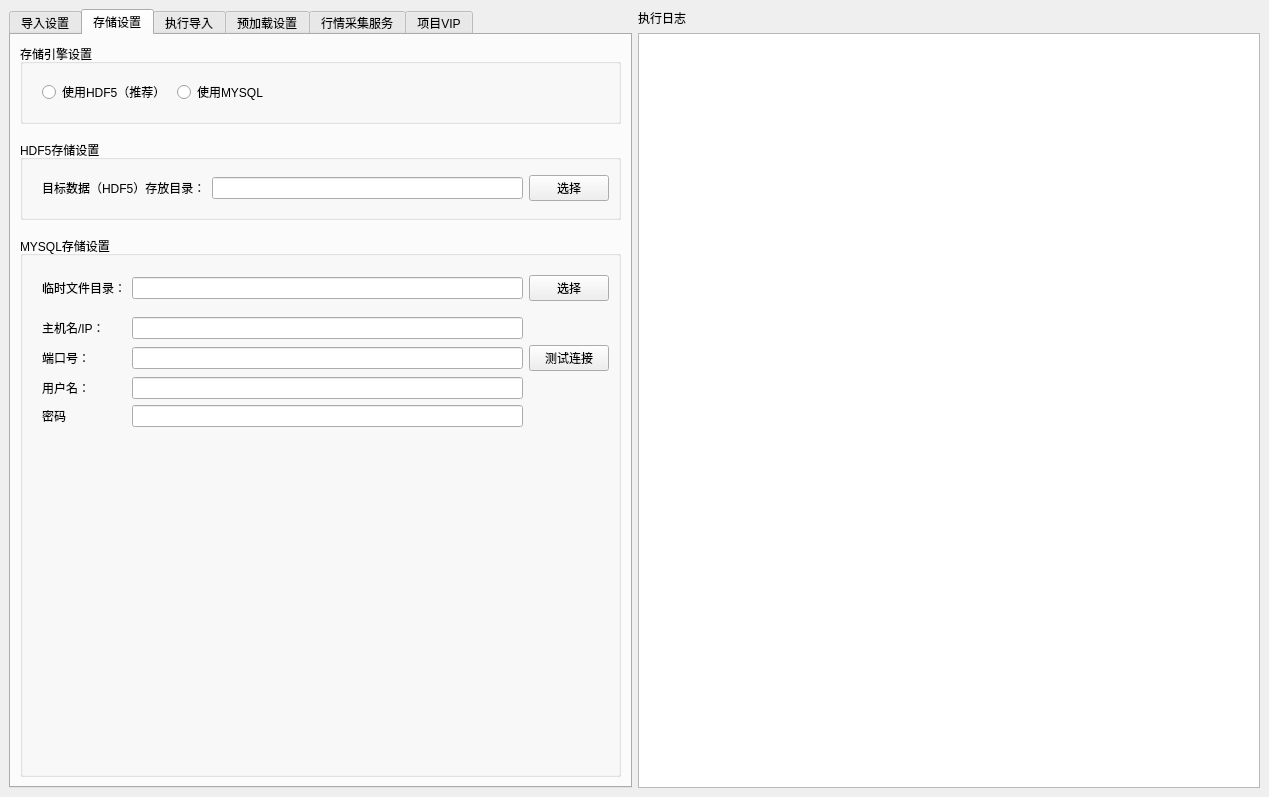
Old version of the form hikyuu/gui/data/MainWindow.ui in the repository fasiondog/hikyuu.
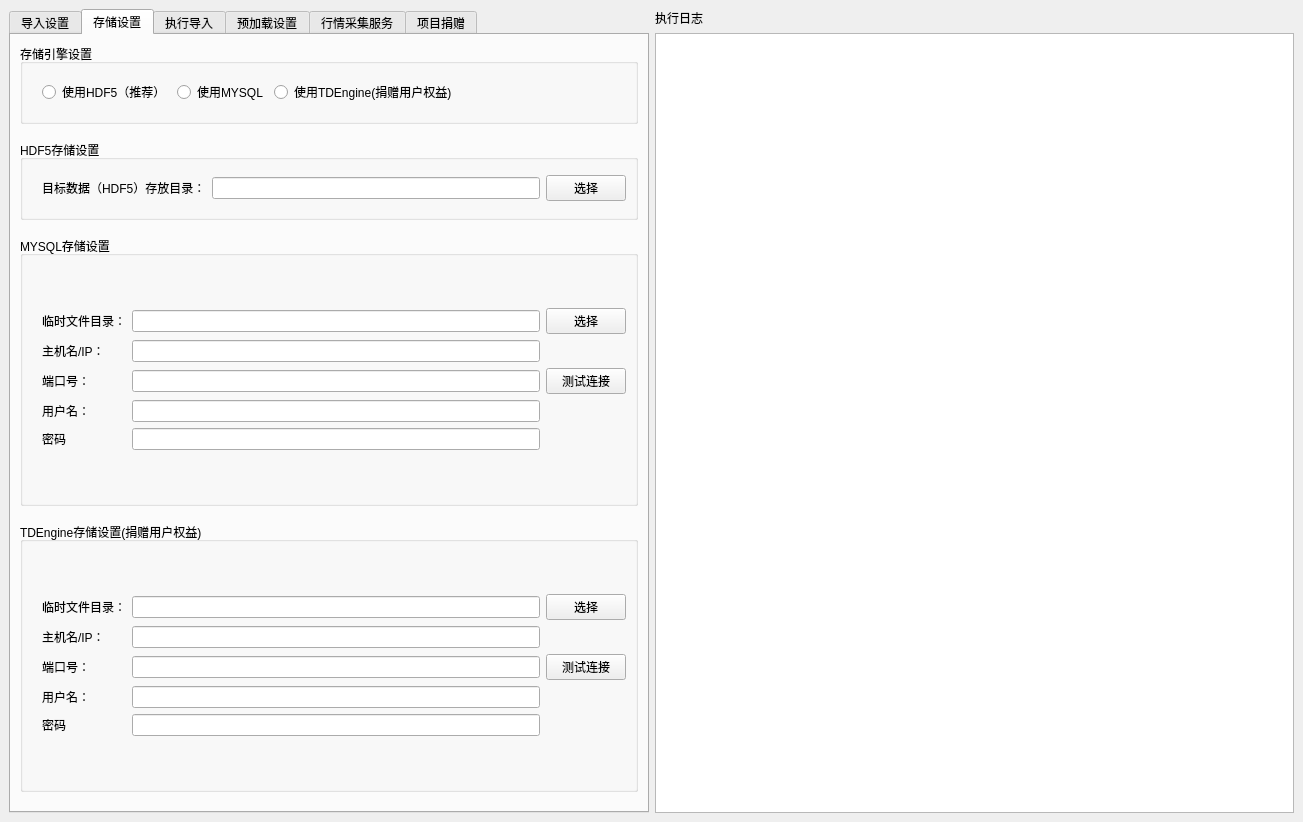
New version of the form. The open tabs and pages were chosen to show the change. Icons and pictures are not drawn.

Diff of the .ui file:
```diff
--- a/hikyuu/gui/data/MainWindow.ui
+++ b/hikyuu/gui/data/MainWindow.ui
@@ -6,8 +6,8 @@
    <rect>
     <x>0</x>
     <y>0</y>
-    <width>1269</width>
-    <height>797</height>
+    <width>1303</width>
+    <height>822</height>
    </rect>
   </property>
   <property name="windowTitle">
@@ -539,6 +539,13 @@
                </property>
               </widget>
              </item>
+             <item>
+              <widget class="QRadioButton" name="enable_taos_radioButton">
+               <property name="text">
+                <string>使用TDEngine(捐赠用户权益)</string>
+               </property>
+              </widget>
+             </item>
              <item>
               <spacer name="horizontalSpacer_10">
                <property name="orientation">
@@ -639,6 +646,12 @@
           <property name="title">
            <string>MYSQL存储设置</string>
           </property>
+          <property name="flat">
+           <bool>false</bool>
+          </property>
+          <property name="checkable">
+           <bool>false</bool>
+          </property>
           <layout class="QVBoxLayout" name="verticalLayout_8">
            <item>
             <layout class="QGridLayout" name="gridLayout_5">
@@ -651,38 +664,35 @@
              <property name="bottomMargin">
               <number>10</number>
              </property>
-             <item row="2" column="0">
-              <widget class="QLabel" name="label_18">
-               <property name="text">
-                <string>主机名/IP：</string>
-               </property>
-              </widget>
+             <item row="3" column="1">
+              <widget class="QLineEdit" name="mysql_usr_lineEdit"/>
              </item>
-             <item row="5" column="1">
-              <widget class="QLineEdit" name="mysql_pwd_lineEdit"/>
-             </item>
-             <item row="0" column="0">
-              <widget class="QLabel" name="label_20">
-               <property name="text">
-                <string>临时文件目录：</string>
-               </property>
-              </widget>
-             </item>
-             <item row="2" column="1">
-              <widget class="QLineEdit" name="mysql_ip_lineEdit"/>
-             </item>
-             <item row="4" column="0">
+             <item row="3" column="0">
               <widget class="QLabel" name="label_11">
                <property name="text">
                 <string>用户名：</string>
                </property>
               </widget>
              </item>
-             <item row="3" column="1">
+             <item row="2" column="1">
               <widget class="QLineEdit" name="mysql_port_lineEdit"/>
              </item>
-             <item row="4" column="1">
-              <widget class="QLineEdit" name="mysql_usr_lineEdit"/>
+             <item row="2" column="0">
+              <widget class="QLabel" name="label_19">
+               <property name="text">
+                <string>端口号：</string>
+               </property>
+              </widget>
+             </item>
+             <item row="1" column="1">
+              <widget class="QLineEdit" name="mysql_ip_lineEdit"/>
+             </item>
+             <item row="4" column="0">
+              <widget class="QLabel" name="label_13">
+               <property name="text">
+                <string>密码</string>
+               </property>
+              </widget>
              </item>
              <item row="0" column="1">
               <widget class="QLineEdit" name="mysql_tmpdir_lineEdit"/>
@@ -694,61 +704,153 @@
                </property>
               </widget>
              </item>
-             <item row="3" column="2">
+             <item row="2" column="2">
               <widget class="QPushButton" name="mysql_test_pushButton">
                <property name="text">
                 <string>测试连接</string>
                </property>
               </widget>
              </item>
-             <item row="3" column="0">
-              <widget class="QLabel" name="label_19">
+             <item row="0" column="0">
+              <widget class="QLabel" name="label_20">
+               <property name="text">
+                <string>临时文件目录：</string>
+               </property>
+              </widget>
+             </item>
+             <item row="1" column="0">
+              <widget class="QLabel" name="label_18">
+               <property name="text">
+                <string>主机名/IP：</string>
+               </property>
+              </widget>
+             </item>
+             <item row="4" column="1">
+              <widget class="QLineEdit" name="mysql_pwd_lineEdit"/>
+             </item>
+            </layout>
+           </item>
+          </layout>
+         </widget>
+        </item>
+        <item>
+         <spacer name="verticalSpacer_22">
+          <property name="orientation">
+           <enum>Qt::Vertical</enum>
+          </property>
+          <property name="sizeType">
+           <enum>QSizePolicy::Fixed</enum>
+          </property>
+          <property name="sizeHint" stdset="0">
+           <size>
+            <width>20</width>
+            <height>10</height>
+           </size>
+          </property>
+         </spacer>
+        </item>
+        <item>
+         <widget class="QGroupBox" name="groupBox_8">
+          <property name="title">
+           <string>TDEngine存储设置(捐赠用户权益)</string>
+          </property>
+          <layout class="QGridLayout" name="gridLayout_8">
+           <item row="0" column="0">
+            <layout class="QGridLayout" name="gridLayout_7">
+             <property name="leftMargin">
+              <number>10</number>
+             </property>
+             <property name="topMargin">
+              <number>10</number>
+             </property>
+             <property name="bottomMargin">
+              <number>10</number>
+             </property>
+             <item row="2" column="1">
+              <widget class="QLineEdit" name="taos_port_lineEdit"/>
+             </item>
+             <item row="2" column="0">
+              <widget class="QLabel" name="label_53">
                <property name="text">
                 <string>端口号：</string>
                </property>
               </widget>
              </item>
-             <item row="5" column="0">
-              <widget class="QLabel" name="label_13">
+             <item row="3" column="0">
+              <widget class="QLabel" name="label_52">
+               <property name="text">
+                <string>用户名：</string>
+               </property>
+              </widget>
+             </item>
+             <item row="0" column="1">
+              <widget class="QLineEdit" name="taos_tmpdir_lineEdit"/>
+             </item>
+             <item row="3" column="1">
+              <widget class="QLineEdit" name="taos_usr_lineEdit"/>
+             </item>
+             <item row="4" column="0">
+              <widget class="QLabel" name="label_54">
                <property name="text">
                 <string>密码</string>
                </property>
               </widget>
              </item>
+             <item row="2" column="2">
+              <widget class="QPushButton" name="taos_test_pushButton">
+               <property name="text">
+                <string>测试连接</string>
+               </property>
+              </widget>
+             </item>
+             <item row="1" column="1">
+              <widget class="QLineEdit" name="taos_ip_lineEdit"/>
+             </item>
+             <item row="4" column="1">
+              <widget class="QLineEdit" name="taos_pwd_lineEdit"/>
+             </item>
+             <item row="0" column="2">
+              <widget class="QPushButton" name="taos_tmpdir_pushButton">
+               <property name="text">
+                <string>选择</string>
+               </property>
+              </widget>
+             </item>
+             <item row="0" column="0">
+              <widget class="QLabel" name="label_51">
+               <property name="text">
+                <string>临时文件目录：</string>
+               </property>
+              </widget>
+             </item>
              <item row="1" column="0">
-              <spacer name="verticalSpacer_12">
-               <property name="orientation">
-                <enum>Qt::Vertical</enum>
+              <widget class="QLabel" name="label_50">
+               <property name="text">
+                <string>主机名/IP：</string>
                </property>
-               <property name="sizeType">
-                <enum>QSizePolicy::Fixed</enum>
-               </property>
-               <property name="sizeHint" stdset="0">
-                <size>
-                 <width>20</width>
-                 <height>10</height>
-                </size>
-               </property>
-              </spacer>
+              </widget>
              </item>
             </layout>
            </item>
-           <item>
-            <spacer name="verticalSpacer_13">
-             <property name="orientation">
-              <enum>Qt::Vertical</enum>
-             </property>
-             <property name="sizeHint" stdset="0">
-              <size>
-               <width>20</width>
-               <height>40</height>
-              </size>
-             </property>
-            </spacer>
-           </item>
           </layout>
          </widget>
         </item>
+        <item>
+         <spacer name="verticalSpacer_21">
+          <property name="orientation">
+           <enum>Qt::Vertical</enum>
+          </property>
+          <property name="sizeType">
+           <enum>QSizePolicy::Fixed</enum>
+          </property>
+          <property name="sizeHint" stdset="0">
+           <size>
+            <width>20</width>
+            <height>10</height>
+           </size>
+          </property>
+         </spacer>
+        </item>
        </layout>
       </widget>
       <widget class="QWidget" name="tab_2">
@@ -1773,7 +1875,7 @@
         <bool>true</bool>
        </property>
        <attribute name="title">
-        <string>项目VIP</string>
+        <string>项目捐赠</string>
        </attribute>
        <widget class="QLabel" name="label_44">
         <property name="geometry">
```
Left out of the diff: 19 changed lines with no effect on the pictures.
